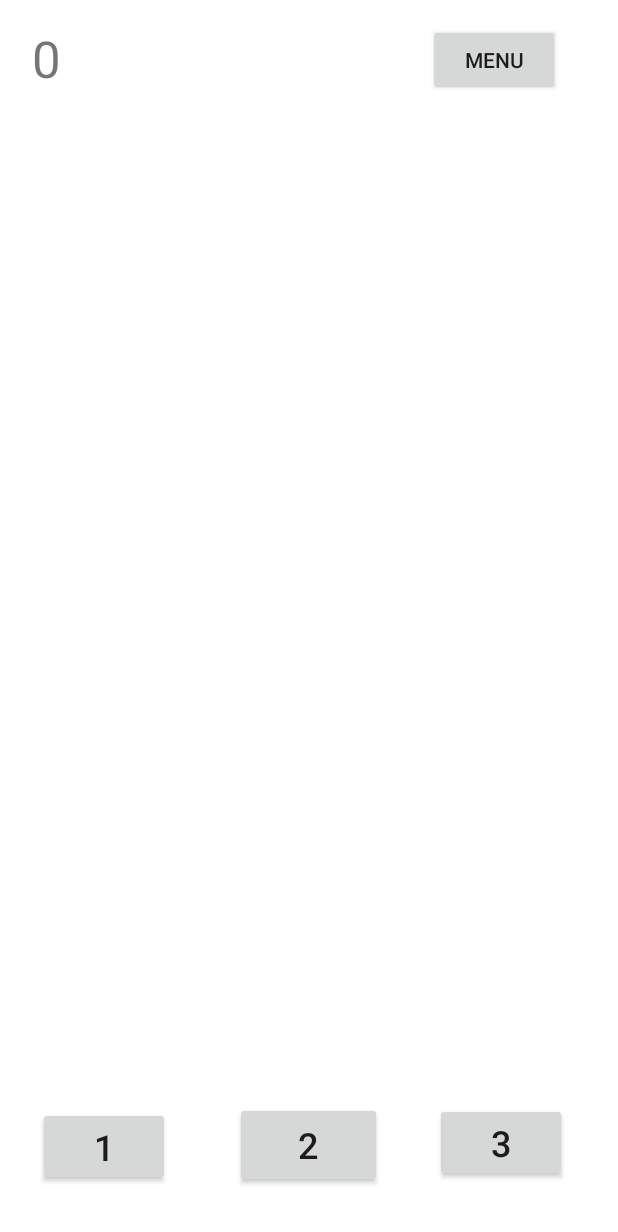
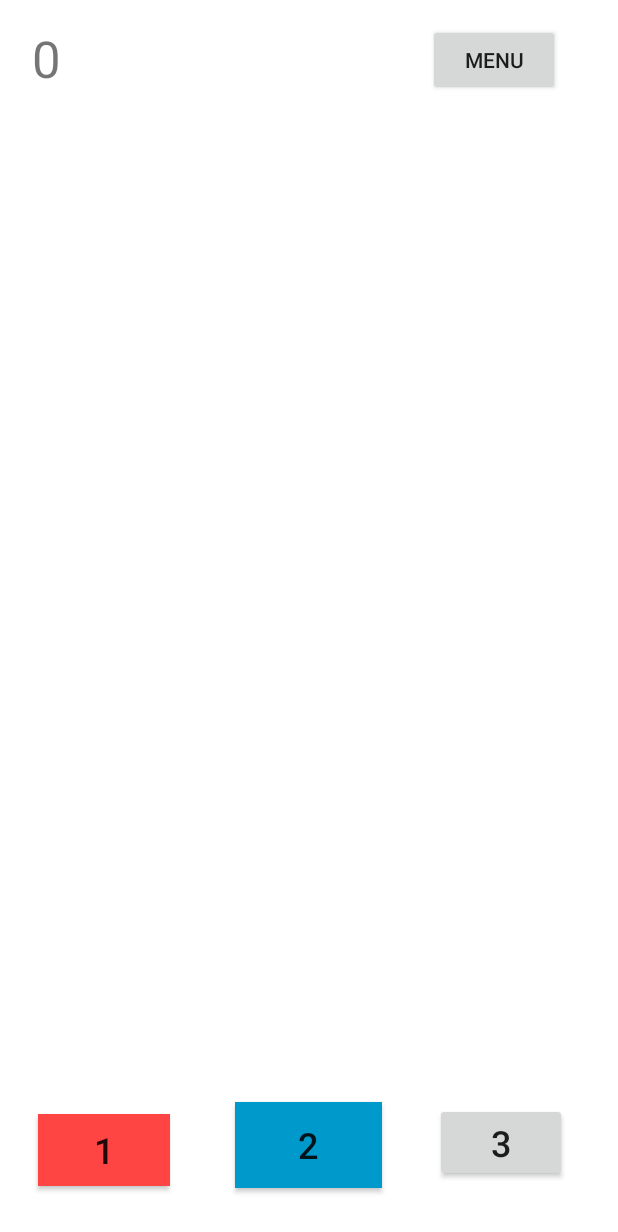
Before and after one commit to Salma22ch/HCI909-Project-Tap-Tap, an Android app: the EasyModeActivity screen opened directly, with no data from a screen before it, on a phone screen of 412 x 824 dp. Shown: the top 1232 px of the screen. Run offline under Robolectric (Android 15) with nearby library versions, the phone set to English and light mode, and no system bars.

Commit message:
some changes

```diff
--- a/app/src/main/java/com/example/tap_tap/EasyModeActivity.java
+++ b/app/src/main/java/com/example/tap_tap/EasyModeActivity.java
@@ -46,9 +46,9 @@ public class EasyModeActivity extends Activity {
 
         score_field=(TextView)findViewById(R.id.score_field_game);
 
-        mp_one=MediaPlayer.create(this, R.raw.dom);
-        mp_two=MediaPlayer.create(this, R.raw.re);
-        mp_three=MediaPlayer.create(this, R.raw.dom);
+
+
+
 
 
         first_layout=(ConstraintLayout) findViewById(R.id.first_layout);
@@ -62,6 +62,7 @@ public class EasyModeActivity extends Activity {
                 int present_score = Integer.parseInt(score_field.getText().toString());
                 present_score++;
                 score_field.setText(String.valueOf(present_score));
+                mp_one=MediaPlayer.create(EasyModeActivity.this, R.raw.dom);
                 mp_one.start();
 
                 new CountDownTimer(1000, 1000) {
@@ -83,6 +84,7 @@ public class EasyModeActivity extends Activity {
                 present_score++;
                 score_field.setText(String.valueOf(present_score));
                 second_layout.setBackgroundColor(Color.BLUE);
+                mp_two=MediaPlayer.create(EasyModeActivity.this, R.raw.re);
                 mp_two.start();
 
                 new CountDownTimer(1000, 1000) {
@@ -106,6 +108,7 @@ public class EasyModeActivity extends Activity {
                 int present_score = Integer.parseInt(score_field.getText().toString());
                 present_score++;
                 score_field.setText(String.valueOf(present_score));
+                mp_three=MediaPlayer.create(EasyModeActivity.this, R.raw.dom);
                 mp_three.start();
 
                 new CountDownTimer(1000, 1000) {
--- a/app/src/main/res/layout/activity_easy.xml
+++ b/app/src/main/res/layout/activity_easy.xml
@@ -67,6 +67,7 @@
             android:layout_height="wrap_content"
             android:layout_marginBottom="32dp"
             android:text="@string/tap_one"
+            android:background="@android:color/holo_red_light"
             android:textSize="24sp"
             app:backgroundTint="@android:color/holo_red_light"
             app:layout_constraintBottom_toBottomOf="parent"
@@ -90,6 +91,8 @@
             android:layout_width="98dp"
             android:layout_height="57dp"
             android:layout_marginBottom="32dp"
+            android:background="@android:color/holo_blue_dark"
+            app:backgroundTint="@android:color/holo_blue_dark"
             android:text="@string/tap_two"
             android:textSize="24sp"
             app:layout_constraintBottom_toBottomOf="parent"
@@ -117,6 +120,7 @@
             android:layout_marginBottom="36dp"
             android:text="@string/tap_three"
             android:textSize="24sp"
+            app:background="@android:color/holo_green_dark"
             app:backgroundTint="@android:color/holo_green_dark"
             app:layout_constraintBottom_toBottomOf="parent"
             app:layout_constraintEnd_toEndOf="parent"
```
